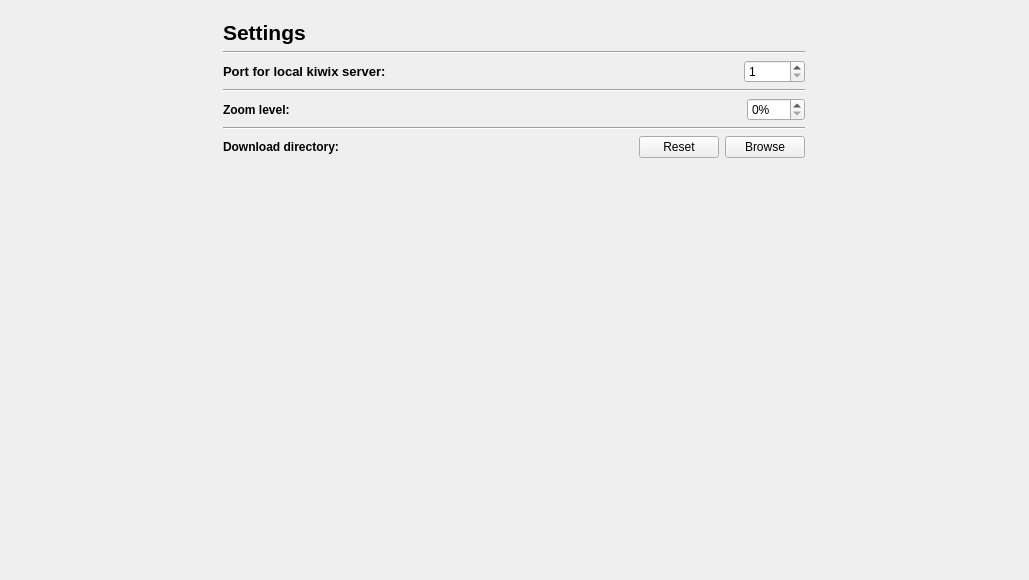
First picture: the form in ui/settings.ui, repository kiwix/kiwix-desktop, before the edit.
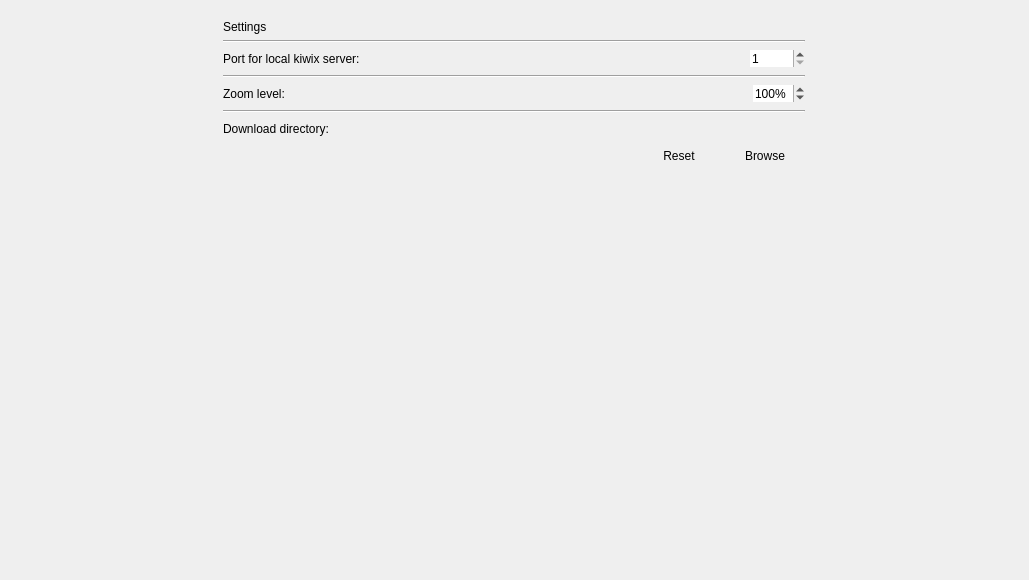
Second picture: the form after the edit.

Commit message: Added white background to mainview Followed design as specified in #640

```diff
--- a/ui/settings.ui
+++ b/ui/settings.ui
@@ -34,7 +34,7 @@
        <height>16777215</height>
       </size>
      </property>
-     <layout class="QHBoxLayout" name="horizontalLayout_5">
+     <layout class="QVBoxLayout" name="verticalLayout">
       <item>
        <layout class="QVBoxLayout" name="mainLayout">
         <item>
@@ -45,13 +45,6 @@
             <height>0</height>
            </size>
           </property>
-          <property name="font">
-           <font>
-            <pointsize>16</pointsize>
-            <weight>75</weight>
-            <bold>true</bold>
-           </font>
-          </property>
           <property name="text">
            <string>Settings</string>
           </property>
@@ -68,13 +61,6 @@
          <layout class="QHBoxLayout" name="horizontalLayout">
           <item>
            <widget class="QLabel" name="serverPortLabel">
-            <property name="font">
-             <font>
-              <pointsize>10</pointsize>
-              <weight>75</weight>
-              <bold>true</bold>
-             </font>
-            </property>
             <property name="text">
              <string>Port for local kiwix server:</string>
             </property>
@@ -95,6 +81,9 @@
           </item>
           <item>
            <widget class="QSpinBox" name="serverPortSpinBox">
+            <property name="frame">
+             <bool>false</bool>
+            </property>
             <property name="suffix">
              <string/>
             </property>
@@ -122,12 +111,6 @@
          <layout class="QHBoxLayout" name="horizontalLayout_2">
           <item>
            <widget class="QLabel" name="zoomLevelLabel">
-            <property name="font">
-             <font>
-              <weight>75</weight>
-              <bold>true</bold>
-             </font>
-            </property>
             <property name="text">
              <string>Zoom level:</string>
             </property>
@@ -148,10 +131,22 @@
           </item>
           <item>
            <widget class="QSpinBox" name="zoomLevelSpinBox">
+            <property name="frame">
+             <bool>false</bool>
+            </property>
             <property name="suffix">
              <string>%</string>
             </property>
+            <property name="minimum">
+             <number>30</number>
+            </property>
             <property name="maximum">
+             <number>500</number>
+            </property>
+            <property name="singleStep">
+             <number>10</number>
+            </property>
+            <property name="value">
              <number>100</number>
             </property>
            </widget>
@@ -169,12 +164,6 @@
          <layout class="QHBoxLayout" name="horizontalLayout_3">
           <item>
            <widget class="QLabel" name="downloadDirLabel">
-            <property name="font">
-             <font>
-              <weight>75</weight>
-              <bold>true</bold>
-             </font>
-            </property>
             <property name="text">
              <string>Download directory:</string>
             </property>
@@ -200,18 +189,59 @@
             </property>
            </widget>
           </item>
+         </layout>
+        </item>
+        <item>
+         <layout class="QHBoxLayout" name="horizontalLayout_5">
+          <item>
+           <spacer name="horizontalSpacer_2">
+            <property name="orientation">
+             <enum>Qt::Horizontal</enum>
+            </property>
+            <property name="sizeHint" stdset="0">
+             <size>
+              <width>40</width>
+              <height>20</height>
+             </size>
+            </property>
+           </spacer>
+          </item>
           <item>
            <widget class="QPushButton" name="resetButton">
+            <property name="mouseTracking">
+             <bool>true</bool>
+            </property>
+            <property name="autoFillBackground">
+             <bool>true</bool>
+            </property>
+            <property name="styleSheet">
+             <string notr="true"/>
+            </property>
             <property name="text">
              <string>Reset</string>
             </property>
+            <property name="autoDefault">
+             <bool>true</bool>
+            </property>
+            <property name="flat">
+             <bool>true</bool>
+            </property>
            </widget>
           </item>
           <item>
            <widget class="QPushButton" name="browseButton">
+            <property name="autoFillBackground">
+             <bool>true</bool>
+            </property>
+            <property name="styleSheet">
+             <string notr="true"/>
+            </property>
             <property name="text">
              <string>Browse</string>
             </property>
+            <property name="flat">
+             <bool>true</bool>
+            </property>
            </widget>
           </item>
          </layout>
```
Left out of the diff: 2 changed lines with no effect on the pictures. The commit also changes 5 other files.
